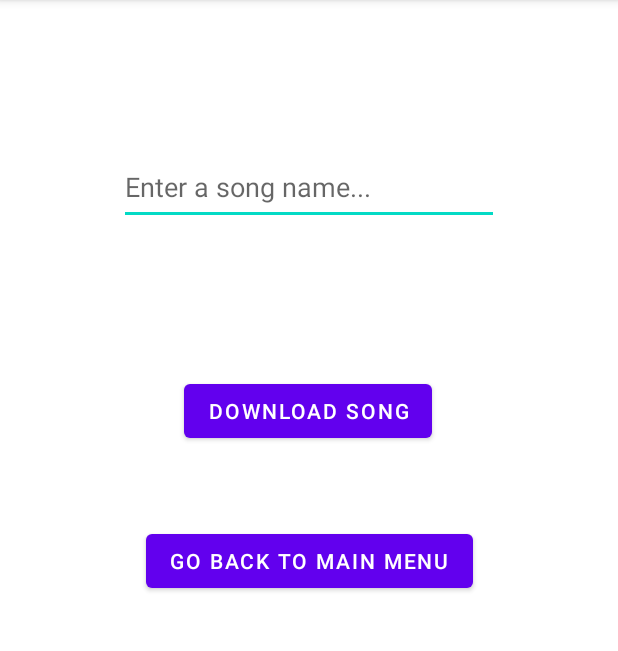
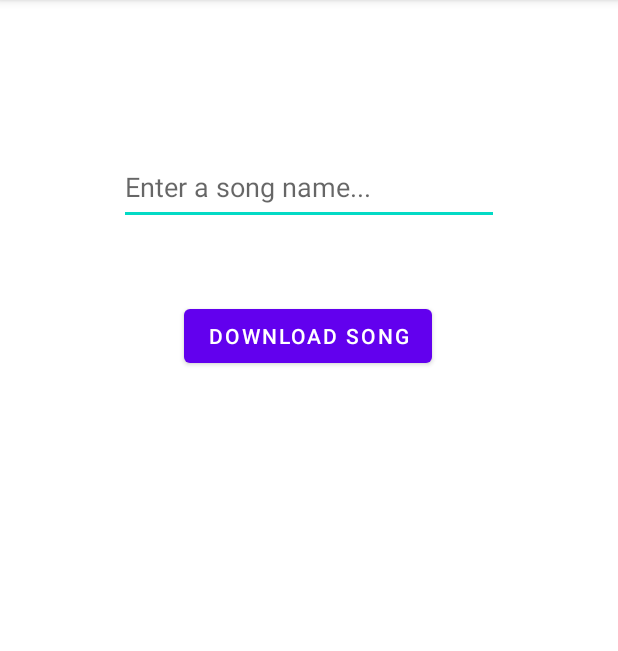
Before and after one commit to MaximeZmt/SDP_2022-Vibester, an Android app: the DownloadActivity screen opened directly, with no data from a screen before it, on a phone screen of 412 x 824 dp, the part 84-735 px from its top. Run offline under Robolectric (Android 15) with nearby library versions, the phone set to English and light mode, and no system bars.

Commit message:
Removed unneeded button

```diff
--- a/app/src/main/java/ch/sdp/vibester/activity/DownloadActivity.kt
+++ b/app/src/main/java/ch/sdp/vibester/activity/DownloadActivity.kt
@@ -104,9 +104,4 @@ class DownloadActivity : AppCompatActivity() {
         val downloader = getSystemService(Context.DOWNLOAD_SERVICE) as DownloadManager
         return downloader.enqueue(request)
     }
-
-    fun goBackToWelcome(view: View) {
-        val intent = Intent(this, WelcomeActivity::class.java)
-        startActivity(intent)
-    }
 }
--- a/app/src/main/res/layout/activity_download.xml
+++ b/app/src/main/res/layout/activity_download.xml
@@ -26,23 +26,10 @@
         android:layout_width="wrap_content"
         android:layout_height="wrap_content"
         android:layout_marginTop="50dp"
-        android:layout_marginBottom="20dp"
         android:text="@string/download_download"
-        app:layout_constraintBottom_toTopOf="@+id/download_backtowelcome"
         app:layout_constraintEnd_toEndOf="parent"
         app:layout_constraintHorizontal_bias="0.497"
         app:layout_constraintStart_toStartOf="parent"
         app:layout_constraintTop_toBottomOf="@+id/download_songName" />
 
-    <Button
-        android:id="@+id/download_backtowelcome"
-        android:layout_width="wrap_content"
-        android:layout_height="wrap_content"
-        android:layout_marginTop="52dp"
-        android:onClick="goBackToWelcome"
-        android:text="@string/game_end__go_back"
-        app:layout_constraintEnd_toEndOf="parent"
-        app:layout_constraintStart_toStartOf="parent"
-        app:layout_constraintTop_toBottomOf="@+id/download_downloadsong" />
-
 </androidx.constraintlayout.widget.ConstraintLayout>
```
Also changed, not shown: 1 other file.
